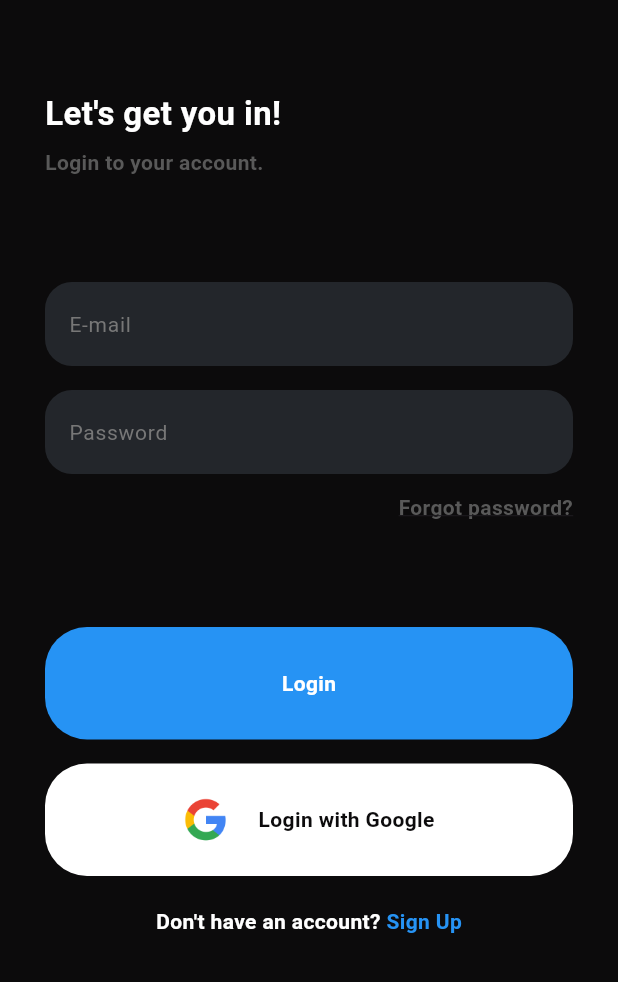
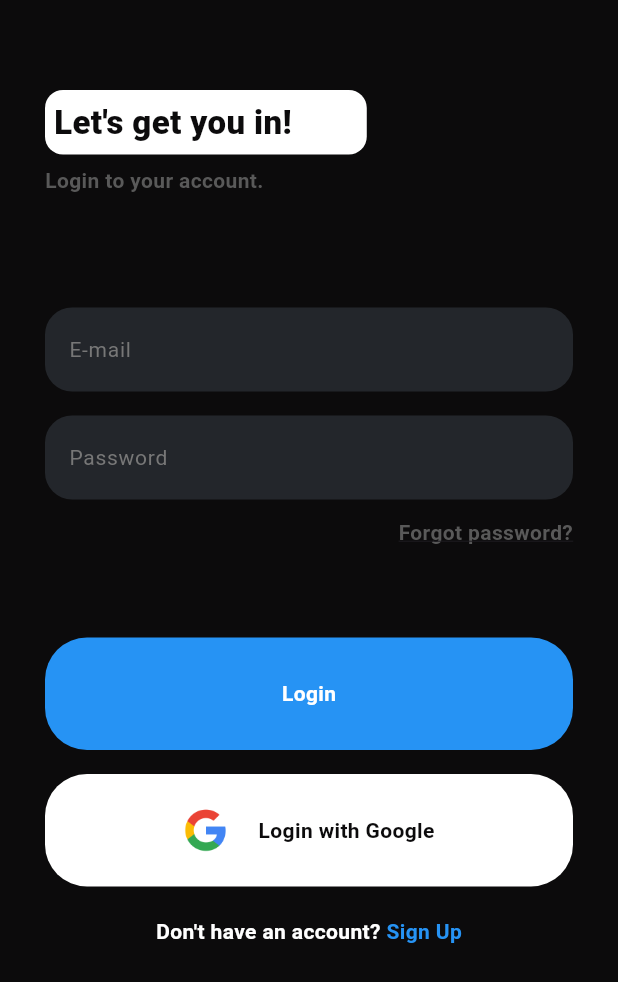
Before and after one commit to mrurespect/Intelligent-Personal-Assistant-Flutter, a Flutter app: the screen it shows after launch, after a tap on "Get Started", on a phone screen of 412 x 824 dp. Shown: the top 982 px of the screen. Run offline on Flutter 3.47's test engine with Material 3 defaults, Android fonts, the light colour scheme and no system bars; our stand-ins replace dash_chat_2.

Commit message:
Message de confirmation des modifications

```diff
--- a/lib/pages/login_page.dart
+++ b/lib/pages/login_page.dart
@@ -27,12 +27,20 @@ class _LoginPageState extends State<LoginPage> {
             child: Column(
               crossAxisAlignment: CrossAxisAlignment.start,
               children: [
-                Text(
-                  "Let's get you in!",
-                  style: TextStyle(
+                Container(
+                  padding:
+                      EdgeInsets.only(right: 50, top: 6, bottom: 6, left: 6),
+                  decoration: BoxDecoration(
                     color: ThemeColors.whiteTextColor,
-                    fontSize: FontSize.xxLarge,
-                    fontWeight: FontWeight.w600,
+                    borderRadius: BorderRadius.circular(12),
+                  ),
+                  child: Text(
+                    "Let's get you in!",
+                    style: TextStyle(
+                      color: ThemeColors.scaffoldBgColor,
+                      fontSize: FontSize.xxLarge,
+                      fontWeight: FontWeight.w800,
+                    ),
                   ),
                 ),
                 Padding(
@@ -46,7 +54,7 @@ class _LoginPageState extends State<LoginPage> {
                     ),
                   ),
                 ),
-                SizedBox(height: 70),
+                SizedBox(height: 75),
                 Form(
                   key: _formKey,
                   child: Column(
@@ -125,7 +133,7 @@ class _LoginPageState extends State<LoginPage> {
                           ),
                         ),
                       ),
-                      SizedBox(height: 70),
+                      SizedBox(height: 60),
                       MainButton(
                         text: 'Login',
                         onTap: () {
```
